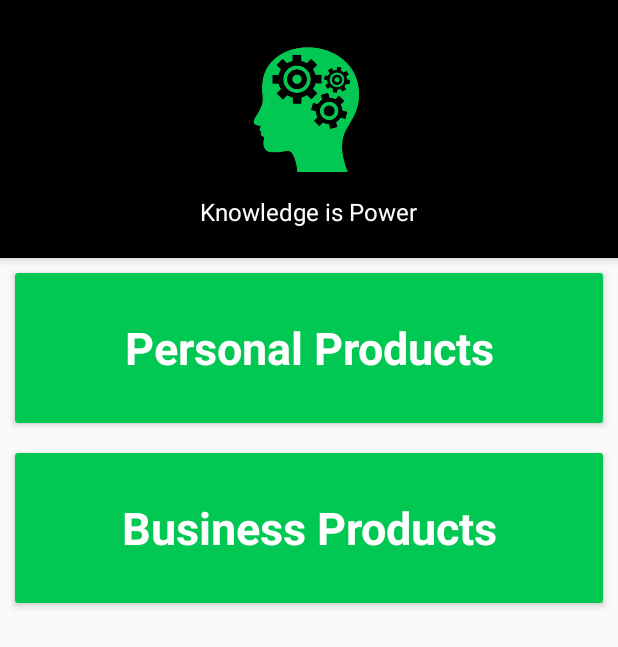
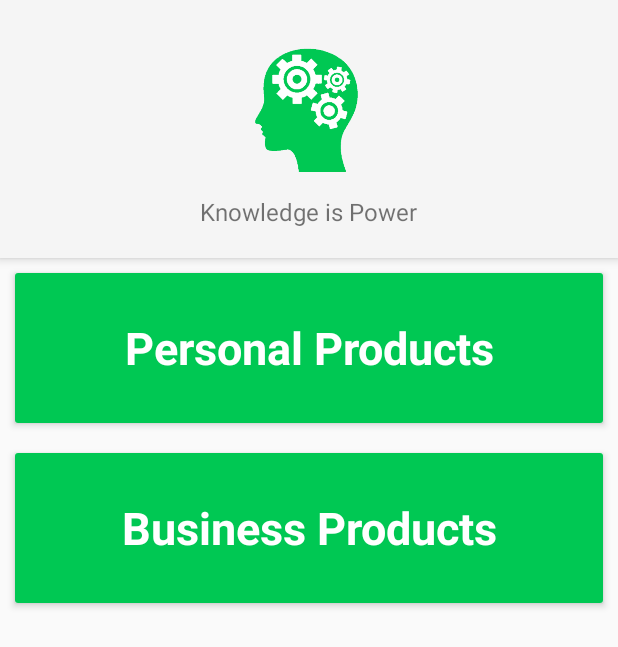
Before and after one commit to naisenyamungai/staffapp, an Android app: the ProductsActivity screen opened directly, with no data from a screen before it, on a phone screen of 412 x 824 dp. Shown: the top 647 px of the screen. Run offline under Robolectric (Android 15) with nearby library versions, the phone set to English and light mode, and no system bars; our stand-ins replace ButterKnife.

Commit message:
formated landing layout

```diff
--- a/app/src/main/res/layout/activity_products.xml
+++ b/app/src/main/res/layout/activity_products.xml
@@ -11,7 +11,6 @@
         android:layout_width="match_parent"
         android:layout_height="wrap_content"
         android:padding="20dp"
-        android:background="@android:color/black"
         android:id="@+id/appbarId"
 
         android:elevation="0dp">
@@ -26,8 +25,6 @@
         <TextView
             android:layout_width="wrap_content"
             android:layout_height="wrap_content"
-            android:background="@android:color/black"
-            android:textColor="@color/colorTextIcons"
             android:textSize="16dp"
             android:layout_gravity="center"
             android:text="Knowledge is Power" />
@@ -65,8 +62,8 @@
                 android:layout_width="match_parent"
                 android:layout_height="match_parent"
                 android:text="Personal Products"
+                android:textColor="@color/colorTextIcons"
                 android:background="@color/colorPrimary"
-                android:textColor="@color/colorTextIcons"
                 android:textSize="30dp"
                 android:gravity="center"
                 android:textStyle="bold" />
@@ -91,8 +88,8 @@
                 android:layout_width="match_parent"
                 android:layout_height="match_parent"
                 android:text="Business Products"
+                android:textColor="@color/colorTextIcons"
                 android:background="@color/colorPrimary"
-                android:textColor="@color/colorTextIcons"
                 android:textSize="30dp"
                 android:gravity="center"
                 android:textStyle="bold" />
```
Also changed, not shown: app/src/main/res/drawable/knowledge.png.
